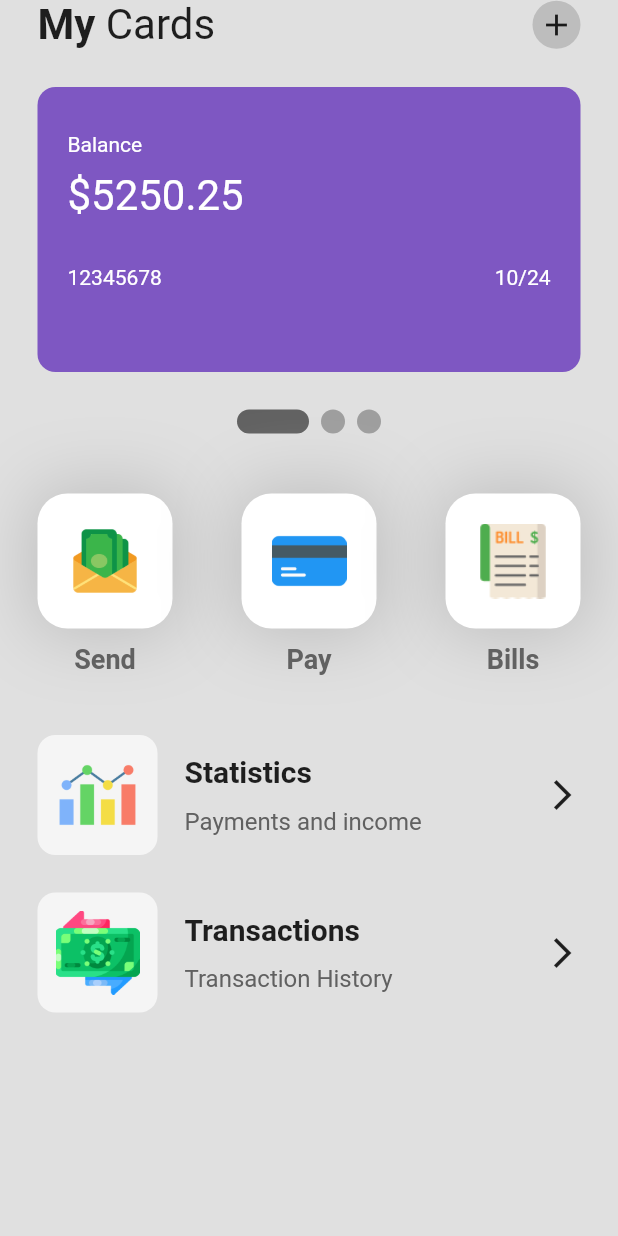
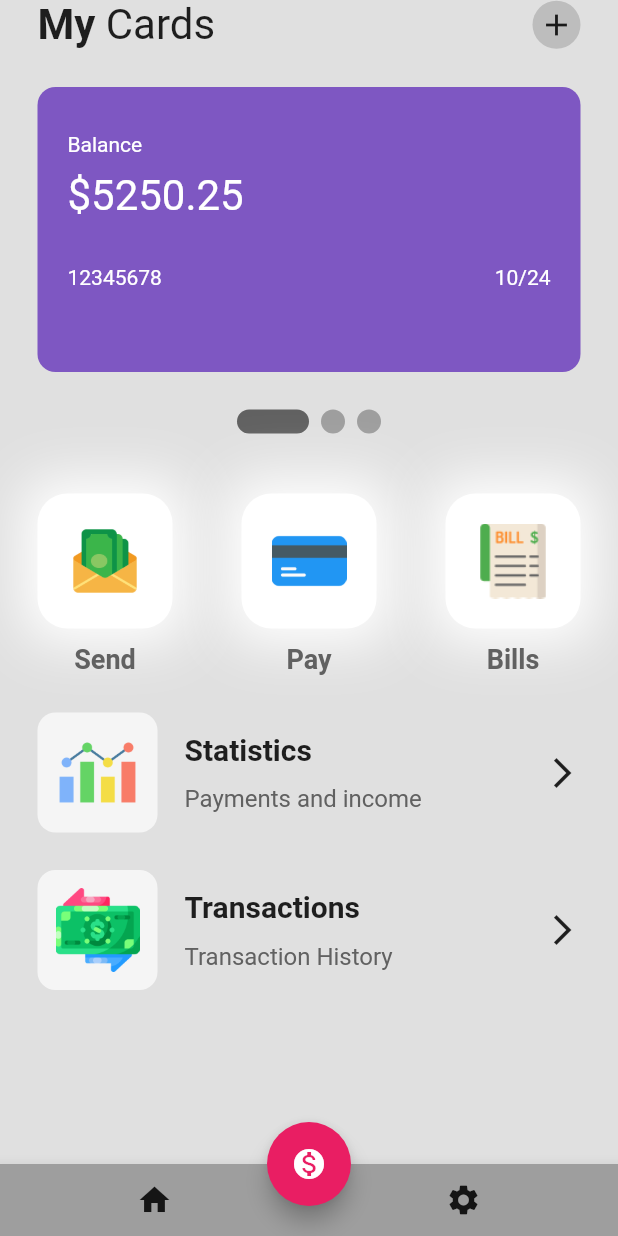
Before and after one commit to BerPGR/wallet-flutter, a Flutter app: the screen it shows after launch, on a phone screen of 412 x 824 dp. Run offline on Flutter 3.47's test engine with Material 2 defaults, Android fonts, the phone set to English and light mode, and no system bars; drawn by our look-alikes of smooth_page_indicator.

Commit message:
Added bottom app bar

```diff
--- a/lib/pages/home_page.dart
+++ b/lib/pages/home_page.dart
@@ -20,6 +20,22 @@ class _HomePageState extends State<HomePage> {
   Widget build(BuildContext context) {
     return Scaffold(
       backgroundColor: Colors.grey[300],
+      floatingActionButton: FloatingActionButton(
+        backgroundColor: Colors.pink,
+        child: Icon(Icons.monetization_on),
+        onPressed: () {},
+      ),
+      floatingActionButtonLocation: FloatingActionButtonLocation.centerDocked,
+      bottomNavigationBar: BottomAppBar(
+        color: Colors.grey,
+        child: Row(
+          mainAxisAlignment: MainAxisAlignment.spaceAround,
+          children: [
+            IconButton(onPressed: () {}, icon: Icon(Icons.home)),
+            IconButton(onPressed: () {}, icon: Icon(Icons.settings))
+          ],
+        ),
+      ),
       body: SafeArea(
         child: Column(
           children: [
@@ -125,7 +141,7 @@ class _HomePageState extends State<HomePage> {
               ),
             ),
 
-            SizedBox(height: 40),
+            SizedBox(height: 25),
 
             // column -> stats + transactions
             Padding(
--- a/lib/util/my_button.dart
+++ b/lib/util/my_button.dart
@@ -18,8 +18,7 @@ class MyButton extends StatelessWidget {
           height: 90,
           padding: EdgeInsets.all(20),
           decoration: BoxDecoration(boxShadow: [
-            BoxShadow(
-                color: Colors.grey.shade400, blurRadius: 40, spreadRadius: 4),
+            BoxShadow(color: Colors.white, blurRadius: 30, spreadRadius: 10),
           ], color: Colors.white, borderRadius: BorderRadius.circular(20)),
           child: Center(
             child: Image.asset(iconImagePath),
```
